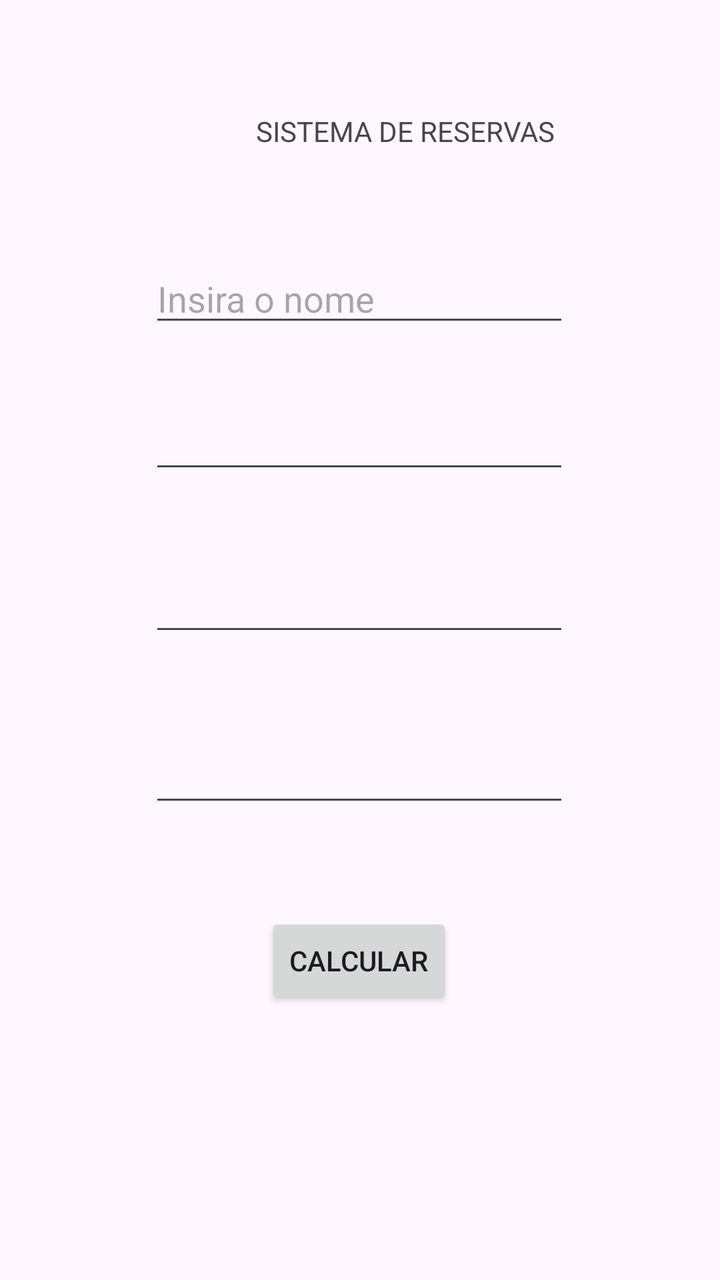
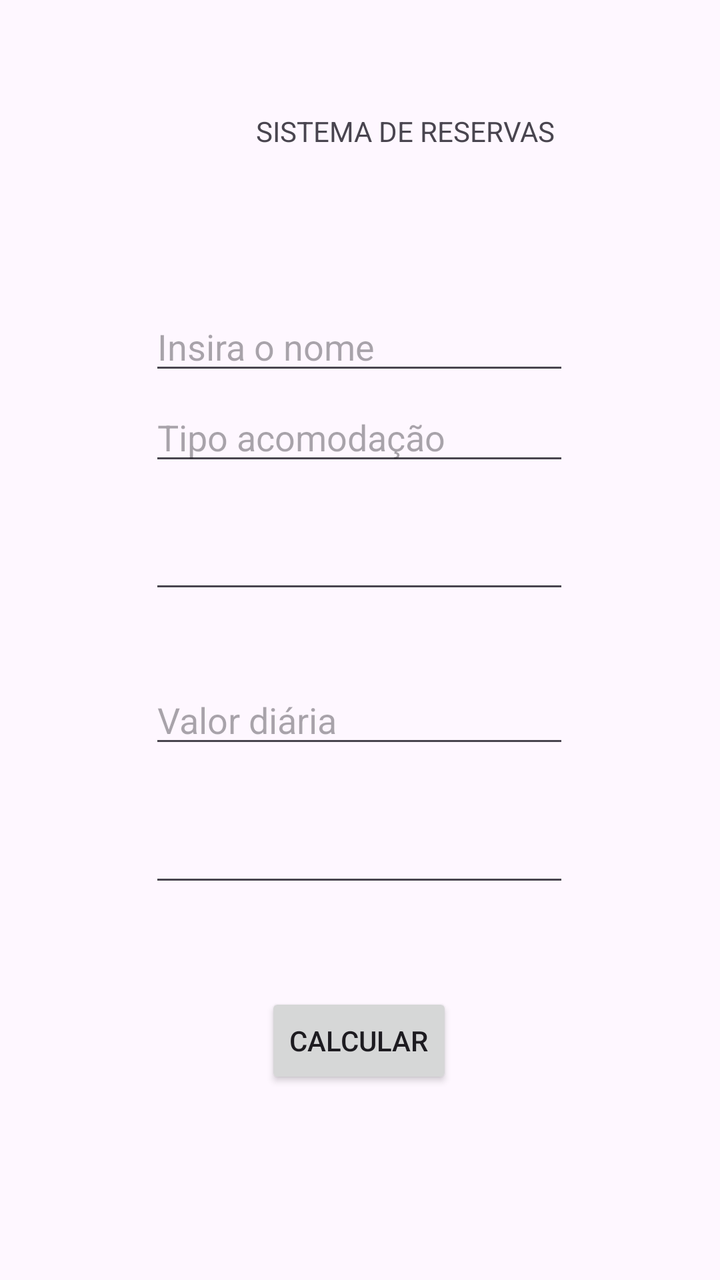

The first picture is an Android layout as it rendered before a commit; the second is the same layout after the commit. The layout source and the unified diff follow.
<!-- AndroidManifest.xml: application theme Theme.Aula3 -->
<!-- res/layout/activity_main.xml -->
<?xml version="1.0" encoding="utf-8"?>
<androidx.constraintlayout.widget.ConstraintLayout xmlns:android="http://schemas.android.com/apk/res/android"
    xmlns:app="http://schemas.android.com/apk/res-auto"
    xmlns:tools="http://schemas.android.com/tools"
    android:id="@+id/main"
    android:layout_width="match_parent"
    android:layout_height="match_parent"
    tools:context=".MainActivity">

    <TextView
        android:id="@+id/textView"
        android:layout_width="wrap_content"
        android:layout_height="wrap_content"
        android:layout_marginStart="128dp"
        android:layout_marginTop="56dp"
        android:text="SISTEMA DE RESERVAS "
        app:layout_constraintStart_toStartOf="parent"
        app:layout_constraintTop_toTopOf="parent" />

    <EditText
        android:id="@+id/idNomeHospede"
        android:layout_width="wrap_content"
        android:layout_height="wrap_content"
        android:layout_marginTop="52dp"
        android:ems="10"
        android:hint="Insira o nome "
        android:inputType="text"
        app:layout_constraintEnd_toEndOf="parent"
        app:layout_constraintHorizontal_bias="0.497"
        app:layout_constraintStart_toStartOf="parent"
        app:layout_constraintTop_toBottomOf="@+id/textView" />

    <EditText
        android:id="@+id/editTextNumber"
        android:layout_width="wrap_content"
        android:layout_height="wrap_content"
        android:layout_marginTop="32dp"
        android:ems="10"
        android:inputType="number"
        app:layout_constraintStart_toStartOf="@+id/idNomeHospede"
        app:layout_constraintTop_toBottomOf="@+id/idNomeHospede" />

    <EditText
        android:id="@+id/editTextNumberDecimal"
        android:layout_width="wrap_content"
        android:layout_height="wrap_content"
        android:layout_marginTop="40dp"
        android:ems="10"
        android:inputType="numberDecimal"
        app:layout_constraintStart_toStartOf="@+id/editTextNumber"
        app:layout_constraintTop_toBottomOf="@+id/editTextNumber" />

    <EditText
        android:id="@+id/editTextNumber2"
        android:layout_width="wrap_content"
        android:layout_height="wrap_content"
        android:layout_marginTop="44dp"
        android:ems="10"
        android:inputType="number"
        app:layout_constraintStart_toStartOf="@+id/editTextNumberDecimal"
        app:layout_constraintTop_toBottomOf="@+id/editTextNumberDecimal" />

    <Button
        android:id="@+id/button"
        android:layout_width="wrap_content"
        android:layout_height="wrap_content"
        android:layout_marginTop="48dp"
        android:onClick="calcularValorEstadia"
        android:text="Calcular"
        app:layout_constraintEnd_toEndOf="parent"
        app:layout_constraintHorizontal_bias="0.498"
        app:layout_constraintStart_toStartOf="parent"
        app:layout_constraintTop_toBottomOf="@+id/editTextNumber2" />
</androidx.constraintlayout.widget.ConstraintLayout>
<!-- resources referenced by this layout -->
<resources>
  <style name="Theme.Aula3" parent="Base.Theme.Aula3" />
  <style name="Base.Theme.Aula3" parent="Theme.Material3.DayNight.NoActionBar">
          
          
      </style>
</resources>

<!-- the commit's change to res/layout/activity_main.xml (unified diff, before → after) -->
@@ -17,49 +17,6 @@
         app:layout_constraintStart_toStartOf="parent"
         app:layout_constraintTop_toTopOf="parent" />
 
-    <EditText
-        android:id="@+id/idNomeHospede"
-        android:layout_width="wrap_content"
-        android:layout_height="wrap_content"
-        android:layout_marginTop="52dp"
-        android:ems="10"
-        android:hint="Insira o nome "
-        android:inputType="text"
-        app:layout_constraintEnd_toEndOf="parent"
-        app:layout_constraintHorizontal_bias="0.497"
-        app:layout_constraintStart_toStartOf="parent"
-        app:layout_constraintTop_toBottomOf="@+id/textView" />
-
-    <EditText
-        android:id="@+id/editTextNumber"
-        android:layout_width="wrap_content"
-        android:layout_height="wrap_content"
-        android:layout_marginTop="32dp"
-        android:ems="10"
-        android:inputType="number"
-        app:layout_constraintStart_toStartOf="@+id/idNomeHospede"
-        app:layout_constraintTop_toBottomOf="@+id/idNomeHospede" />
-
-    <EditText
-        android:id="@+id/editTextNumberDecimal"
-        android:layout_width="wrap_content"
-        android:layout_height="wrap_content"
-        android:layout_marginTop="40dp"
-        android:ems="10"
-        android:inputType="numberDecimal"
-        app:layout_constraintStart_toStartOf="@+id/editTextNumber"
-        app:layout_constraintTop_toBottomOf="@+id/editTextNumber" />
-
-    <EditText
-        android:id="@+id/editTextNumber2"
-        android:layout_width="wrap_content"
-        android:layout_height="wrap_content"
-        android:layout_marginTop="44dp"
-        android:ems="10"
-        android:inputType="number"
-        app:layout_constraintStart_toStartOf="@+id/editTextNumberDecimal"
-        app:layout_constraintTop_toBottomOf="@+id/editTextNumberDecimal" />
-
     <Button
         android:id="@+id/button"
         android:layout_width="wrap_content"
@@ -71,4 +28,63 @@
         app:layout_constraintHorizontal_bias="0.498"
         app:layout_constraintStart_toStartOf="parent"
         app:layout_constraintTop_toBottomOf="@+id/editTextNumber2" />
+
+    <EditText
+        android:id="@+id/idTipoAcomodacao"
+        android:layout_width="wrap_content"
+        android:layout_height="wrap_content"
+        android:layout_marginTop="4dp"
+        android:ems="10"
+        android:hint="Tipo acomodação"
+        android:inputType="text"
+        app:layout_constraintEnd_toEndOf="@+id/idNomeHospede"
+        app:layout_constraintStart_toStartOf="@+id/idNomeHospede"
+        app:layout_constraintTop_toBottomOf="@+id/idNomeHospede" />
+
+    <EditText
+        android:id="@+id/editTextNumber2"
+        android:layout_width="wrap_content"
+        android:layout_height="wrap_content"
+        android:layout_marginTop="28dp"
+        android:ems="10"
+        android:inputType="number"
+        app:layout_constraintEnd_toEndOf="@+id/editTextNumberDecimal"
+        app:layout_constraintStart_toStartOf="@+id/editTextNumberDecimal"
+        app:layout_constraintTop_toBottomOf="@+id/editTextNumberDecimal" />
+
+    <EditText
+        android:id="@+id/editTextNumber"
+        android:layout_width="wrap_content"
+        android:layout_height="wrap_content"
+        android:layout_marginTop="68dp"
+        android:ems="10"
+        android:inputType="number"
+        app:layout_constraintEnd_toEndOf="@+id/idTipoAcomodacao"
+        app:layout_constraintHorizontal_bias="0.0"
+        app:layout_constraintStart_toStartOf="@+id/idNomeHospede"
+        app:layout_constraintTop_toBottomOf="@+id/idNomeHospede" />
+
+    <EditText
+        android:id="@+id/editTextNumberDecimal"
+        android:layout_width="wrap_content"
+        android:layout_height="wrap_content"
+        android:layout_marginTop="36dp"
+        android:ems="10"
+        android:hint="Valor diária"
+        app:layout_constraintEnd_toEndOf="@+id/editTextNumber"
+        app:layout_constraintStart_toStartOf="@+id/editTextNumber"
+        app:layout_constraintTop_toBottomOf="@+id/editTextNumber" />
+
+    <EditText
+        android:id="@+id/idNomeHospede"
+        android:layout_width="wrap_content"
+        android:layout_height="wrap_content"
+        android:layout_marginTop="76dp"
+        android:ems="10"
+        android:hint="Insira o nome "
+        android:inputType="text"
+        app:layout_constraintEnd_toEndOf="parent"
+        app:layout_constraintHorizontal_bias="0.497"
+        app:layout_constraintStart_toStartOf="parent"
+        app:layout_constraintTop_toBottomOf="@+id/textView" />
 </androidx.constraintlayout.widget.ConstraintLayout>
